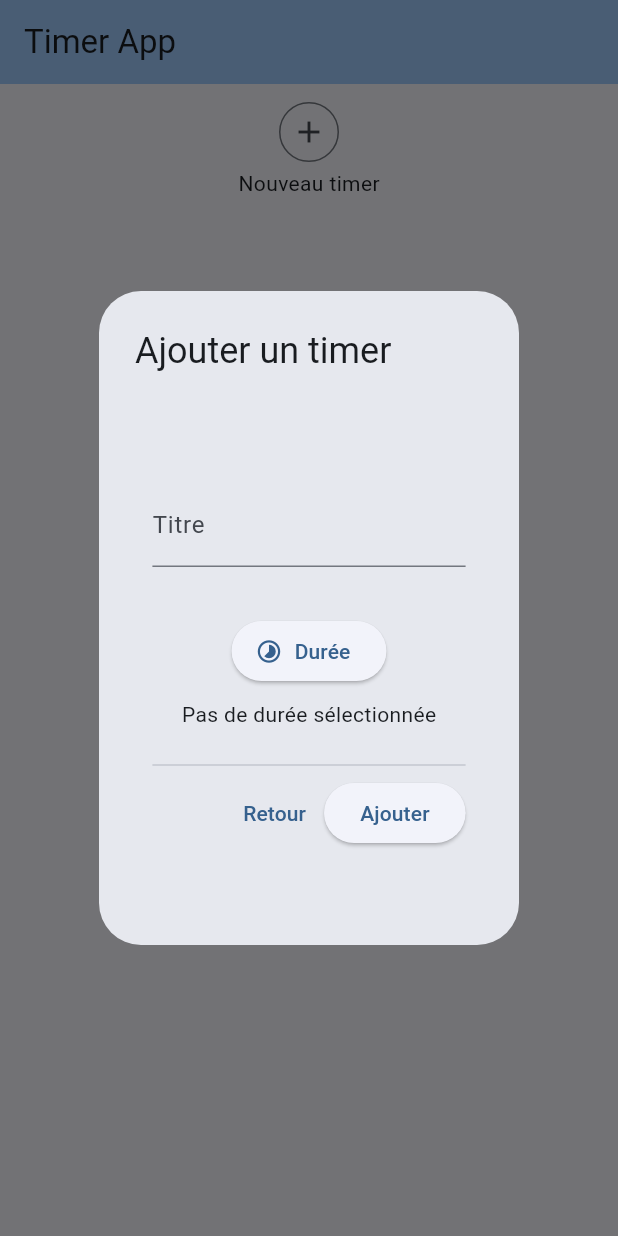
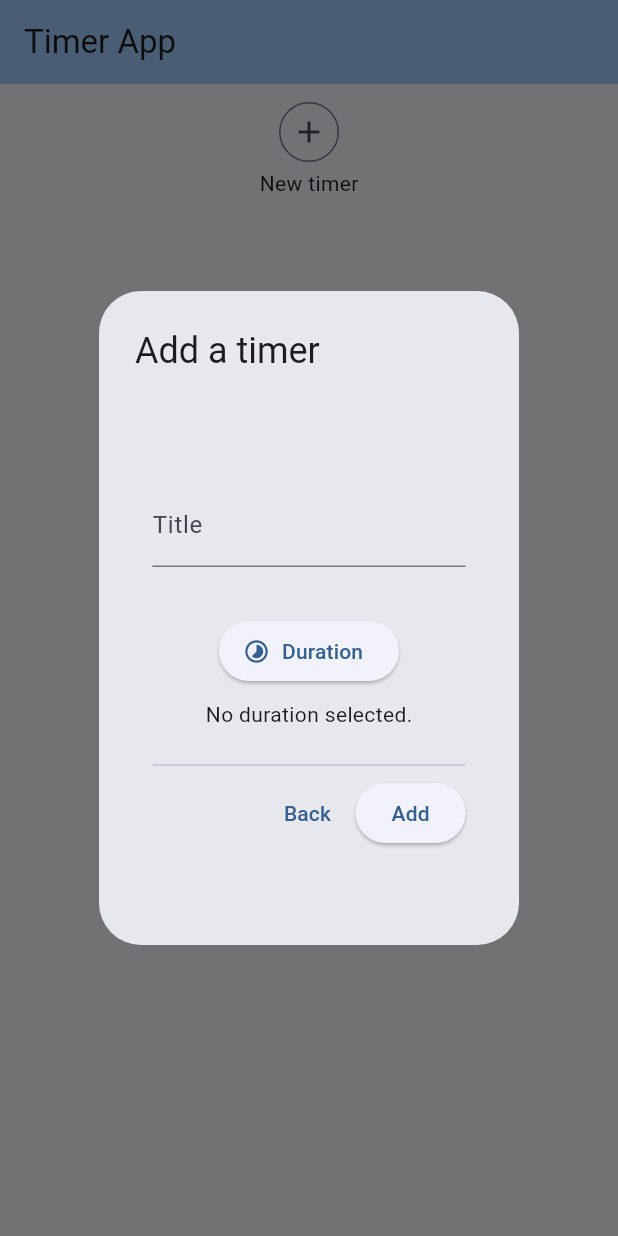
Before and after one commit to lorobert42/timers_app, a Flutter app: the screen it shows after launch, after a tap on the "add" icon, on a phone screen of 412 x 824 dp. Run offline on Flutter 3.47's test engine with Material 3 defaults, Android fonts, the phone set to English and light mode, and no system bars; our stand-ins replace flutter_local_notifications, timezone; missing offline and left inert: material_duration_picker.

Commit message:
feat: internationalization for english and french

````diff
--- /dev/null
+++ b/l10n.yaml
@@ -0,0 +1,3 @@
+arb-dir: lib/l10n
+template-arb-file: app_en.arb
+output-localization-file: app_localizations.dart
--- /dev/null
+++ b/lib/l10n/app_en.arb
@@ -0,0 +1,54 @@
+{
+    "@@locale": "en",
+    "title": "Title",
+    "back": "Back",
+    "add": "Add",
+    "duration": "Duration",
+    "addTimer": "Add a timer",
+    "newTimer": "New timer",
+    "timerName": "New timer name",
+    "noDuration": "No duration selected.",
+    "timerDurationText": "{duration}",
+    "@timerDurationText": {
+        "description": "How to format the selected duration text.",
+        "placeholders": {
+            "duration": {
+                "type": "DateTime",
+                "format": "Hms"
+            }
+        }
+    },
+    "alarm": "Alarm",
+    "alarmNotification": "Time is out.",
+    "channelDescription": "Alarm when a timer is over.",
+    "nHours": "{count, plural, =0{} =1{1 Hour} other{{count} Hours}}",
+    "@nHours": {
+        "description": "Pluralization of hours.",
+        "placeholders": {
+            "count": {
+                "type": "num",
+                "format": "compact"
+            }
+        }
+    },
+    "nMinutes": "{count, plural, =0{} =1{1 Minute} other{{count} Minutes}}",
+    "@nMinutes": {
+        "description": "Pluralization of minutes.",
+        "placeholders": {
+            "count": {
+                "type": "num",
+                "format": "compact"
+            }
+        }
+    },
+    "nSeconds": "{count, plural, =1{1 Second} other{{count} Second}}",
+    "@nSeconds": {
+        "description": "Pluralization of Seconds.",
+        "placeholders": {
+            "count": {
+                "type": "num",
+                "format": "compact"
+            }
+        }
+    }
+}
--- /dev/null
+++ b/lib/l10n/app_localizations.dart
@@ -0,0 +1,224 @@
+import 'dart:async';
+
+import 'package:flutter/foundation.dart';
+import 'package:flutter/widgets.dart';
+import 'package:flutter_localizations/flutter_localizations.dart';
+import 'package:intl/intl.dart' as intl;
+
+import 'app_localizations_en.dart';
+import 'app_localizations_fr.dart';
+
+// ignore_for_file: type=lint
+
+/// Callers can lookup localized strings with an instance of AppLocalizations
+/// returned by `AppLocalizations.of(context)`.
+///
+/// Applications need to include `AppLocalizations.delegate()` in their app's
+/// `localizationDelegates` list, and the locales they support in the app's
+/// `supportedLocales` list. For example:
+///
+/// ```dart
+/// import 'l10n/app_localizations.dart';
+///
+/// return MaterialApp(
+///   localizationsDelegates: AppLocalizations.localizationsDelegates,
+///   supportedLocales: AppLocalizations.supportedLocales,
+///   home: MyApplicationHome(),
+/// );
+/// ```
+///
+/// ## Update pubspec.yaml
+///
+/// Please make sure to update your pubspec.yaml to include the following
+/// packages:
+///
+/// ```yaml
+/// dependencies:
+///   # Internationalization support.
+///   flutter_localizations:
+///     sdk: flutter
+///   intl: any # Use the pinned version from flutter_localizations
+///
+///   # Rest of dependencies
+/// ```
+///
+/// ## iOS Applications
+///
+/// iOS applications define key application metadata, including supported
+/// locales, in an Info.plist file that is built into the application bundle.
+/// To configure the locales supported by your app, you’ll need to edit this
+/// file.
+///
+/// First, open your project’s ios/Runner.xcworkspace Xcode workspace file.
+/// Then, in the Project Navigator, open the Info.plist file under the Runner
+/// project’s Runner folder.
+///
+/// Next, select the Information Property List item, select Add Item from the
+/// Editor menu, then select Localizations from the pop-up menu.
+///
+/// Select and expand the newly-created Localizations item then, for each
+/// locale your application supports, add a new item and select the locale
+/// you wish to add from the pop-up menu in the Value field. This list should
+/// be consistent with the languages listed in the AppLocalizations.supportedLocales
+/// property.
+abstract class AppLocalizations {
+  AppLocalizations(String locale)
+    : localeName = intl.Intl.canonicalizedLocale(locale.toString());
+
+  final String localeName;
+
+  static AppLocalizations? of(BuildContext context) {
+    return Localizations.of<AppLocalizations>(context, AppLocalizations);
+  }
+
+  static const LocalizationsDelegate<AppLocalizations> delegate =
+      _AppLocalizationsDelegate();
+
+  /// A list of this localizations delegate along with the default localizations
+  /// delegates.
+  ///
+  /// Returns a list of localizations delegates containing this delegate along with
+  /// GlobalMaterialLocalizations.delegate, GlobalCupertinoLocalizations.delegate,
+  /// and GlobalWidgetsLocalizations.delegate.
+  ///
+  /// Additional delegates can be added by appending to this list in
+  /// MaterialApp. This list does not have to be used at all if a custom list
+  /// of delegates is preferred or required.
+  static const List<LocalizationsDelegate<dynamic>> localizationsDelegates =
+      <LocalizationsDelegate<dynamic>>[
+        delegate,
+        GlobalMaterialLocalizations.delegate,
+        GlobalCupertinoLocalizations.delegate,
+        GlobalWidgetsLocalizations.delegate,
+      ];
+
+  /// A list of this localizations delegate's supported locales.
+  static const List<Locale> supportedLocales = <Locale>[
+    Locale('en'),
+    Locale('fr'),
+  ];
+
+  /// No description provided for @title.
+  ///
+  /// In en, this message translates to:
+  /// **'Title'**
+  String get title;
+
+  /// No description provided for @back.
+  ///
+  /// In en, this message translates to:
+  /// **'Back'**
+  String get back;
+
+  /// No description provided for @add.
+  ///
+  /// In en, this message translates to:
+  /// **'Add'**
+  String get add;
+
+  /// No description provided for @duration.
+  ///
+  /// In en, this message translates to:
+  /// **'Duration'**
+  String get duration;
+
+  /// No description provided for @addTimer.
+  ///
+  /// In en, this message translates to:
+  /// **'Add a timer'**
+  String get addTimer;
+
+  /// No description provided for @newTimer.
+  ///
+  /// In en, this message translates to:
+  /// **'New timer'**
+  String get newTimer;
+
+  /// No description provided for @timerName.
+  ///
+  /// In en, this message translates to:
+  /// **'New timer name'**
+  String get timerName;
+
+  /// No description provided for @noDuration.
+  ///
+  /// In en, this message translates to:
+  /// **'No duration selected.'**
+  String get noDuration;
+
+  /// How to format the selected duration text.
+  ///
+  /// In en, this message translates to:
+  /// **'{duration}'**
+  String timerDurationText(DateTime duration);
+
+  /// No description provided for @alarm.
+  ///
+  /// In en, this message translates to:
+  /// **'Alarm'**
+  String get alarm;
+
+  /// No description provided for @alarmNotification.
+  ///
+  /// In en, this message translates to:
+  /// **'Time is out.'**
+  String get alarmNotification;
+
+  /// No description provided for @channelDescription.
+  ///
+  /// In en, this message translates to:
+  /// **'Alarm when a timer is over.'**
+  String get channelDescription;
+
+  /// Pluralization of hours.
+  ///
+  /// In en, this message translates to:
+  /// **'{count, plural, =0{} =1{1 Hour} other{{count} Hours}}'**
+  String nHours(num count);
+
+  /// Pluralization of minutes.
+  ///
+  /// In en, this message translates to:
+  /// **'{count, plural, =0{} =1{1 Minute} other{{count} Minutes}}'**
+  String nMinutes(num count);
+
+  /// Pluralization of Seconds.
+  ///
+  /// In en, this message translates to:
+  /// **'{count, plural, =1{1 Second} other{{count} Second}}'**
+  String nSeconds(num count);
+}
+
+class _AppLocalizationsDelegate
+    extends LocalizationsDelegate<AppLocalizations> {
+  const _AppLocalizationsDelegate();
+
+  @override
+  Future<AppLocalizations> load(Locale locale) {
+    return SynchronousFuture<AppLocalizations>(lookupAppLocalizations(locale));
+  }
+
+  @override
+  bool isSupported(Locale locale) =>
+      <String>['en', 'fr'].contains(locale.languageCode);
+
+  @override
+  bool shouldReload(_AppLocalizationsDelegate old) => false;
+}
+
+AppLocalizations lookupAppLocalizations(Locale locale) {
+  // Lookup logic when only language code is specified.
+  switch (locale.languageCode) {
+    case 'en':
+      return AppLocalizationsEn();
+    case 'fr':
+      return AppLocalizationsFr();
+  }
+
+  throw FlutterError(
+    'AppLocalizations.delegate failed to load unsupported locale "$locale". This is likely '
+    'an issue with the localizations generation tool. Please file an issue '
+    'on GitHub with a reproducible sample app and the gen-l10n configuration '
+    'that was used.',
+  );
+}
--- a/lib/main.dart
+++ b/lib/main.dart
@@ -1,5 +1,6 @@
 import 'package:flutter/material.dart';
 import 'package:flutter_localizations/flutter_localizations.dart';
+import 'package:timers_app/l10n/app_localizations.dart';
 import 'package:timers_app/utils/notifications.dart';
 import 'package:timezone/data/latest.dart' as tz;
 import 'package:material_duration_picker/material_duration_picker.dart';
@@ -26,9 +27,13 @@ class MyApp extends StatelessWidget {
         useMaterial3: true,
       ),
       localizationsDelegates: const [
+        AppLocalizations.delegate,
         GlobalMaterialLocalizations.delegate,
+        GlobalWidgetsLocalizations.delegate,
+        GlobalCupertinoLocalizations.delegate,
         GlobalMaterialDurationPickerLocalizations.delegate,
       ],
+      supportedLocales: AppLocalizations.supportedLocales,
       home: const HomePage(),
     );
   }
--- a/lib/pages/home_page.dart
+++ b/lib/pages/home_page.dart
@@ -1,4 +1,5 @@
 import 'package:flutter/material.dart';
+import 'package:timers_app/l10n/app_localizations.dart';
 import 'package:timers_app/models/timer_card_model.dart';
 import 'package:timers_app/widgets/new_timer_dialog.dart';
 import 'package:timers_app/widgets/timer_card.dart';
@@ -53,7 +54,7 @@ class _HomePageState extends State<HomePage> {
                   onPressed: _addCardMenu,
                   icon: Icon(Icons.add),
                 ),
-                Text('Nouveau timer'),
+                Text(AppLocalizations.of(context)!.newTimer),
               ],
             ),
           ),
--- a/lib/utils/duration.dart
+++ b/lib/utils/duration.dart
@@ -1,3 +1,6 @@
+import 'package:flutter/material.dart';
+import 'package:timers_app/l10n/app_localizations.dart';
+
 String getFormattedTimer(Duration remaining, Duration total) {
   var split = remaining.toString().split(':');
   var hours = total.inHours > 0 ? '${split[0]}:' : '';
@@ -10,16 +13,20 @@ String getFormattedTimer(Duration remaining, Duration total) {
   return '$hours$minutes$seconds';
 }
 
-String getTimerText(Duration duration) {
-  var split = duration.toString().split(':');
-  var hours = duration.inHours > 0 ? '${split[0]} Heures ' : '';
-  var minutes = duration.inMinutes > 0 && split[1] != '00'
-      ? '${split[1]} Minutes '
+String getTimerText(Duration duration, BuildContext context) {
+  var (hours, minutes, seconds) = splitDuration(duration);
+  var hoursText = '${AppLocalizations.of(context)!.nHours(hours)} ';
+  var minutesText = minutes > 0 || hours > 0
+      ? '${AppLocalizations.of(context)!.nMinutes(minutes)} '
       : '';
-  var seconds = split[2] == '00.000000'
-      ? ''
-      : duration.inSeconds >= 10
-      ? '${split[2].substring(0, 2)} Secondes'
-      : '${split[2].substring(1, 2)} Secondes';
-  return '$hours$minutes$seconds';
+  var secondsText = AppLocalizations.of(context)!.nSeconds(seconds);
+  return '$hoursText$minutesText$secondsText';
 }
+
+(int, int, int) splitDuration(Duration duration) {
+  int hours = duration.inHours;
+  int minutes = (duration - Duration(hours: hours)).inMinutes;
+  int seconds = (duration - Duration(hours: hours) - Duration(minutes: minutes))
+      .inSeconds;
+  return (hours, minutes, seconds);
+}
--- a/lib/widgets/new_timer_dialog.dart
+++ b/lib/widgets/new_timer_dialog.dart
@@ -1,5 +1,6 @@
 import 'package:flutter/material.dart';
 import 'package:material_duration_picker/material_duration_picker.dart';
+import 'package:timers_app/l10n/app_localizations.dart';
 
 class NewTimerDialog extends StatefulWidget {
   final Function onAddCard;
@@ -23,8 +24,9 @@ class _NewTimerDialogState extends State<NewTimerDialog> {
     if (result != null) {
       setState(() {
         _selectedDuration = result;
-        _selectedDurationText =
-            '${_selectedDuration!.hour}h ${_selectedDuration!.minute}m ${_selectedDuration!.second}s';
+        _selectedDurationText = AppLocalizations.of(
+          context,
+        )!.timerDurationText(DateTime.utc(0).add(_selectedDuration!));
       });
     }
   }
@@ -34,7 +36,7 @@ class _NewTimerDialogState extends State<NewTimerDialog> {
     final screenWidth = MediaQuery.sizeOf(context).width;
 
     return AlertDialog(
-      title: const Text('Ajouter un timer'),
+      title: Text(AppLocalizations.of(context)!.addTimer),
       content: FractionallySizedBox(
         widthFactor: screenWidth > 600 ? 0.3 : 0.9,
         heightFactor: screenWidth > 600 ? 0.8 : 0.5,
@@ -47,8 +49,8 @@ class _NewTimerDialogState extends State<NewTimerDialog> {
               child: TextFormField(
                 controller: titleController,
                 decoration: InputDecoration(
-                  hintText: 'Nom de votre timer',
-                  labelText: 'Titre',
+                  hintText: AppLocalizations.of(context)!.timerName,
+                  labelText: AppLocalizations.of(context)!.title,
                 ),
               ),
             ),
@@ -60,11 +62,11 @@ class _NewTimerDialogState extends State<NewTimerDialog> {
                   ElevatedButton.icon(
                     onPressed: _showDurationPicker,
                     icon: Icon(Icons.timelapse),
-                    label: Text('Durée'),
+                    label: Text(AppLocalizations.of(context)!.duration),
                   ),
                   Text(
                     _selectedDurationText.isEmpty
-                        ? 'Pas de durée sélectionnée'
+                        ? AppLocalizations.of(context)!.noDuration
                         : _selectedDurationText,
                   ),
                 ],
@@ -76,7 +78,7 @@ class _NewTimerDialogState extends State<NewTimerDialog> {
               children: [
                 TextButton(
                   onPressed: () => Navigator.pop(context),
-                  child: Text('Retour'),
+                  child: Text(AppLocalizations.of(context)!.back),
                 ),
                 ElevatedButton(
                   onPressed: () {
@@ -87,7 +89,7 @@ class _NewTimerDialogState extends State<NewTimerDialog> {
                     widget.onAddCard(titleController.text, _selectedDuration);
                     Navigator.pop(context);
                   },
-                  child: Text('Ajouter'),
+                  child: Text(AppLocalizations.of(context)!.add),
                 ),
               ],
             ),
--- a/lib/widgets/timer_card.dart
+++ b/lib/widgets/timer_card.dart
@@ -35,7 +35,7 @@ class _TimerCardState extends State<TimerCard> {
   }
 
   String get _subtitleText {
-    return getTimerText(widget.duration);
+    return getTimerText(widget.duration, context);
   }
 
   @override
@@ -54,7 +54,12 @@ class _TimerCardState extends State<TimerCard> {
       _timer.start();
     });
     if (Platform.isAndroid) {
-      await scheduleAndroidNotification(widget.id, widget.title, _remaining);
+      await scheduleAndroidNotification(
+        widget.id,
+        widget.title,
+        _remaining,
+        context,
+      );
     }
     _timeKeeper = Timer.periodic(Duration(milliseconds: 100), (timer) async {
       setState(() => _remaining = widget.duration - _timer.elapsed);
@@ -65,7 +70,7 @@ class _TimerCardState extends State<TimerCard> {
           _timer.stop();
         });
         if (Platform.isWindows) {
-          await showWindowsNotification(widget.id, widget.title);
+          await showWindowsNotification(widget.id, widget.title, context);
         }
       }
     });
@@ -85,7 +90,12 @@ class _TimerCardState extends State<TimerCard> {
       setState(() {
         _timer.start();
         if (Platform.isAndroid) {
-          scheduleAndroidNotification(widget.id, widget.title, _remaining);
+          scheduleAndroidNotification(
+            widget.id,
+            widget.title,
+            _remaining,
+            context,
+          );
         }
       });
     } else {
--- a/pubspec.yaml
+++ b/pubspec.yaml
@@ -62,6 +62,7 @@ flutter:
   # included with your application, so that you can use the icons in
   # the material Icons class.
   uses-material-design: true
+  generate: true
 
   # To add assets to your application, add an assets section, like this:
   # assets:
````
Also changed, not shown: lib/l10n/app_fr.arb (added, +54 -0 lines), lib/l10n/app_localizations_en.dart (added, +101 -0 lines), lib/l10n/app_localizations_fr.dart (added, +102 -0 lines), lib/utils/notifications.dart (+13 -6 lines).
